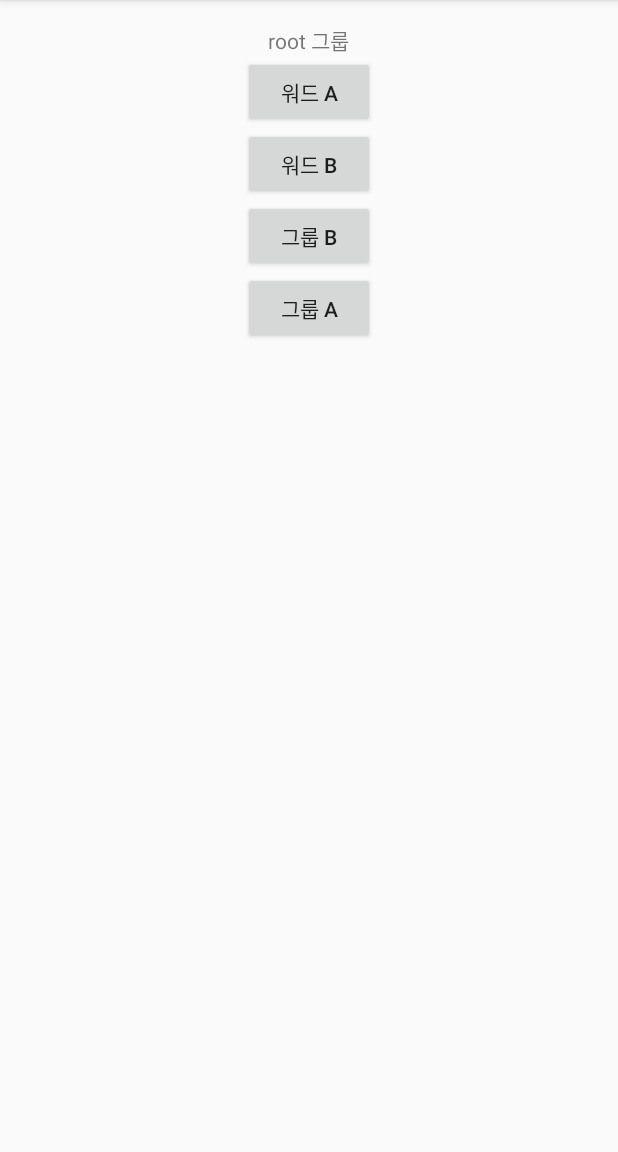
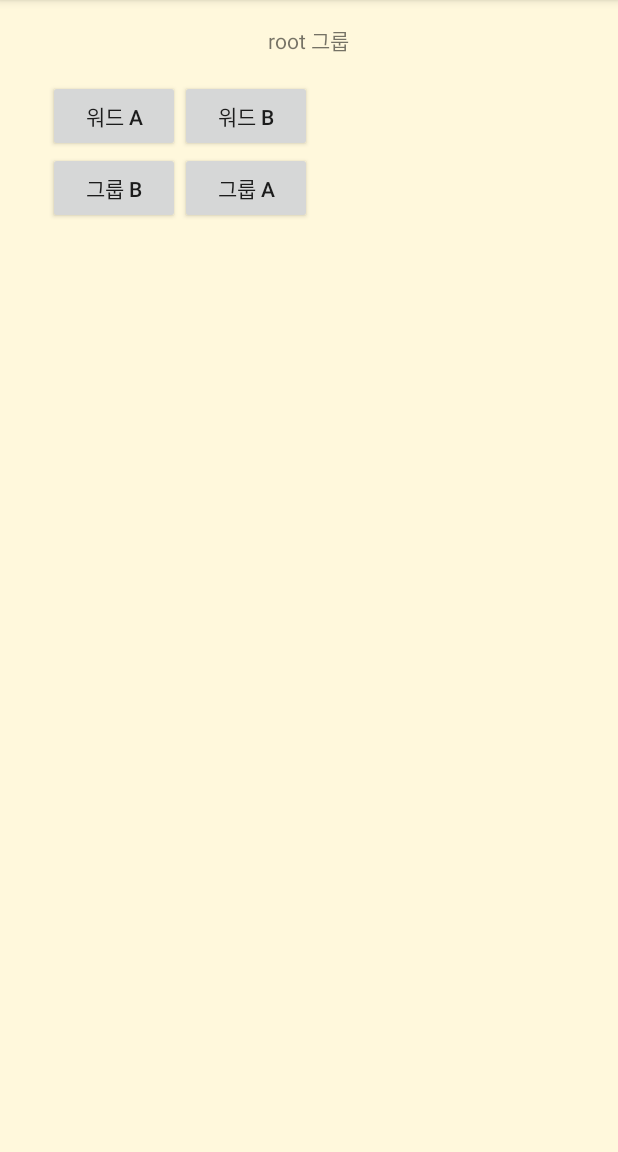
Before and after one commit to cr2025x1/aac-improvement, an Android app: the screen it shows after launch (MainActivity), on a phone screen of 412 x 824 dp, the part 84-1236 px from its top. Run offline under Robolectric (Android 15) with nearby library versions, the phone set to English and light mode, and no system bars.

Commit message:
Beginning to import XML Layouts and integrated the GridView.

```diff
--- a/app/src/main/java/cwnuchrome/aac_cwnu_it_2015_1/AACGroupContainer.java
+++ b/app/src/main/java/cwnuchrome/aac_cwnu_it_2015_1/AACGroupContainer.java
@@ -9,7 +9,9 @@ import android.view.Gravity;
 import android.view.View;
 import android.view.ViewGroup;
 import android.widget.Button;
+import android.widget.GridLayout;
 import android.widget.LinearLayout;
+import android.widget.ScrollView;
 import android.widget.TextView;
 
 import java.util.ArrayList;
@@ -20,7 +22,8 @@ import java.util.Collections;
  */
 public class AACGroupContainer {
     protected LinearLayout mainLayout;
-    protected LinearLayout menuLayout;
+    protected GridLayout menuLayout;
+//    protected LinearLayout menuLayout;
     protected Context context;
     protected TextView titleView;
     protected ArrayList<ActionItem.Button> contentList;
@@ -40,25 +43,33 @@ public class AACGroupContainer {
         actionMain.containerRef = this;
 
         // 그룹 제목 TextView 생성
-        titleView = new TextView(context);
-        titleView.setId(View.generateViewId());
+//        titleView = new TextView(context);
+//        titleView.setId(View.generateViewId());
+//        titleView.setText("테스트 그룹 제목");
+//        LinearLayout.LayoutParams titleViewLP = new LinearLayout.LayoutParams(
+//                ViewGroup.LayoutParams.WRAP_CONTENT,
+//                ViewGroup.LayoutParams.WRAP_CONTENT
+//        );
+//        titleViewLP.gravity = Gravity.CENTER_HORIZONTAL;
+//        mainLayout.addView(titleView, titleViewLP);
+        titleView = (TextView)(mainLayout.findViewById(R.id.groupTitle));
         titleView.setText("테스트 그룹 제목");
-        LinearLayout.LayoutParams titleViewLP = new LinearLayout.LayoutParams(
-                ViewGroup.LayoutParams.WRAP_CONTENT,
-                ViewGroup.LayoutParams.WRAP_CONTENT
-        );
-        titleViewLP.gravity = Gravity.CENTER_HORIZONTAL;
-        mainLayout.addView(titleView,titleViewLP);
 
         // 메뉴 레이아웃 생성
-        menuLayout = new LinearLayout(context);
-        menuLayout.setId(View.generateViewId());
-        menuLayout.setOrientation(LinearLayout.VERTICAL);
-        LinearLayout.LayoutParams LP = new LinearLayout.LayoutParams(
-                ViewGroup.LayoutParams.MATCH_PARENT,
-                ViewGroup.LayoutParams.MATCH_PARENT
-        );
-        mainLayout.addView(menuLayout, LP);
+//        View inflatedView = View.inflate(this, R.layout.sample, null);
+//        container.addView(inflatedView);
+
+//        menuLayout = new LinearLayout(context);
+        menuLayout = (GridLayout)View.inflate(context, R.layout.aac_item_layout, null);
+//        menuLayout.setId(View.generateViewId());
+//        menuLayout.setOrientation(LinearLayout.VERTICAL);
+//        LinearLayout.LayoutParams LP = new LinearLayout.LayoutParams(
+//                ViewGroup.LayoutParams.MATCH_PARENT,
+//                ViewGroup.LayoutParams.MATCH_PARENT
+//        );
+//        mainLayout.addView(menuLayout, LP);
+//        mainLayout.addView(menuLayout);
+        ((ScrollView)mainLayout.findViewById(R.id.groupScrollView)).addView(menuLayout);
     }
 
     public void exploreGroup(long id) {
--- /dev/null
+++ b/app/src/main/res/layout/aac_group_layout.xml
@@ -0,0 +1,21 @@
+<?xml version="1.0" encoding="utf-8"?>
+<LinearLayout
+    xmlns:android="http://schemas.android.com/apk/res/android"
+    android:orientation="vertical"
+    android:layout_width="match_parent"
+    android:layout_height="match_parent"
+    android:gravity="center"
+    android:id="@+id/groupLayout">
+
+    <TextView
+        android:layout_width="wrap_content"
+        android:layout_height="wrap_content"
+        android:id="@+id/groupTitle"/>
+
+    <ScrollView
+        android:layout_width="match_parent"
+        android:layout_height="match_parent"
+        android:id="@+id/groupScrollView">
+    </ScrollView>
+
+</LinearLayout>
--- /dev/null
+++ b/app/src/main/res/layout/aac_item_layout.xml
@@ -0,0 +1,14 @@
+<?xml version="1.0" encoding="utf-8"?>
+<GridLayout xmlns:android="http://schemas.android.com/apk/res/android"
+    android:layout_width="wrap_content"
+    android:layout_height="wrap_content"
+    android:columnCount="2"
+    android:orientation="horizontal"
+    android:paddingStart="16dp"
+    android:paddingEnd="@dimen/activity_horizontal_margin"
+    android:paddingTop="16dp"
+    android:paddingBottom="16dp"
+    android:layout_gravity="center_horizontal"
+    android:gravity="center">
+
+</GridLayout>
--- a/app/src/main/res/layout/activity_main.xml
+++ b/app/src/main/res/layout/activity_main.xml
@@ -2,37 +2,14 @@
     xmlns:tools="http://schemas.android.com/tools"
     android:id="@+id/mainactivity_root"
     android:layout_width="match_parent"
-    android:layout_height="match_parent" android:paddingLeft="@dimen/activity_horizontal_margin"
+    android:layout_height="match_parent"
+    android:paddingLeft="@dimen/activity_horizontal_margin"
     android:paddingRight="@dimen/activity_horizontal_margin"
     android:paddingTop="@dimen/activity_vertical_margin"
-    android:paddingBottom="@dimen/activity_vertical_margin" tools:context=".MainActivity">
+    android:paddingBottom="@dimen/activity_vertical_margin"
+    tools:context=".MainActivity"
+    android:background="#fff8dc">
 
-    <!--
-    <TextView android:text="@string/hello_world" android:layout_width="wrap_content"
-        android:layout_height="wrap_content" />
-        -->
-    <ScrollView
-        android:layout_width="match_parent"
-        android:layout_height="match_parent"
-        android:id="@+id/groupScrollView">
-
-        <LinearLayout
-            android:layout_width="match_parent"
-            android:layout_height="match_parent"
-            android:orientation="vertical"
-            android:id="@+id/groupLayout">
-
-            <!--<TextView-->
-                <!--android:text="@string/groupName"-->
-                <!--android:layout_width="wrap_content"-->
-                <!--android:layout_height="wrap_content"-->
-                <!--android:id="@+id/groupName"/>-->
-
-        </LinearLayout>
-
-    </ScrollView>
-
-
-
+    <include  layout="@layout/aac_group_layout" android:id="@+id/groupLayout"/>
 
 </RelativeLayout>
```
